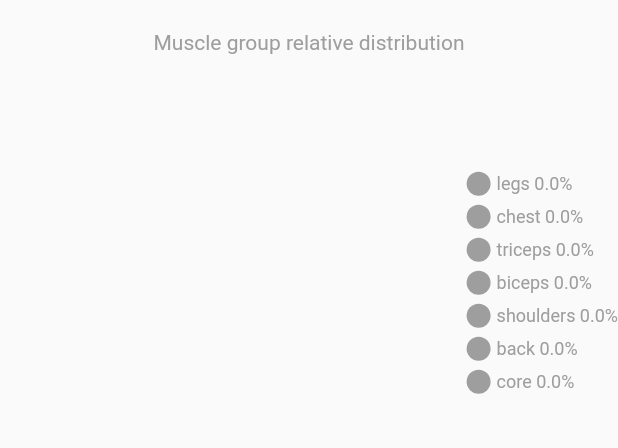
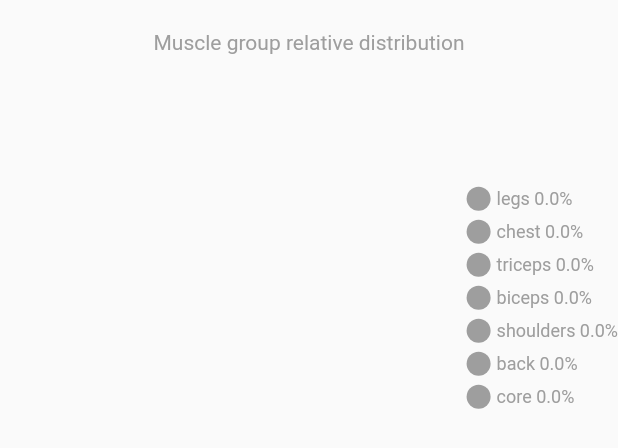
Before and after one commit to jacksondearing96/bread_basket, a Flutter app: the MuscleGroupPieChart widget shown alone on an empty page, opened directly, on a phone screen of 412 x 824 dp. Shown: the top 448 px of the screen. Run offline on Flutter 3.47's test engine with Material 2 defaults, Android fonts, the phone set to English and light mode, and no system bars; drawn by our look-alikes of fl_chart; our stand-ins replace cloud_firestore, email_validator, firebase_auth, firebase_core, flutter_spinkit; accounts and stored records are empty.

Commit message:
Optimisations for smaller sized screens (iOS).

```diff
--- a/lib/analytics/MuscleGroupPieChart.dart
+++ b/lib/analytics/MuscleGroupPieChart.dart
@@ -30,11 +30,14 @@ class _MuscleGroupPieChartState extends State<MuscleGroupPieChart> {
         children: [
           Text('Muscle group relative distribution',
               style: TextStyle(color: Constants.hintColor)),
+              SizedBox(height: 10),
           Row(
             children: <Widget>[
               Expanded(
                 child: AspectRatio(
                   aspectRatio: 1,
+                  child: Padding(
+                    padding: EdgeInsets.all(10),
                     child: PieChart(
                       PieChartData(
                           pieTouchData:
@@ -58,6 +61,7 @@ class _MuscleGroupPieChartState extends State<MuscleGroupPieChart> {
                           sectionsSpace: 0,
                           centerSpaceRadius: 40,
                           sections: showingSections()),
+                    ),
                   ),
                 ),
               ),
@@ -109,7 +113,7 @@ class _MuscleGroupPieChartState extends State<MuscleGroupPieChart> {
       // final proportionOfTotalExercises =
       //     (totalExerciseCount == 0) ? 0.0 : exerciseCount / totalExerciseCount;
       final fontSize = isTouched ? 18.0 : 12.0;
-      final radius = isTouched ? 90.0 : 70.0;
+      final radius = isTouched ? 80.0 : 60.0;
       Color color = Colors.grey;
       if (exerciseCount > 0) {
         color = colors.removeAt(0);
--- a/lib/analytics/OverallProgress.dart
+++ b/lib/analytics/OverallProgress.dart
@@ -12,7 +12,7 @@ class AxisLabelFrequencyController {
   int skipLimit = 0;
   int skipCounter = -1;
   String lastLabelSeen = '';
-  int frequencyController = 3;
+  int frequencyController = 4;
 
   init(int numberOfDataPoints) {
     skipCounter = -1;
@@ -68,7 +68,7 @@ class OverallProgressState extends State<OverallProgress> {
     widget.axisLabelFrequencyController.init(timestamps.length);
 
     return Padding(
-      padding: EdgeInsets.all(20),
+      padding: EdgeInsets.all(18),
       child: Column(children: [
         AspectRatio(
           aspectRatio: 1.23,
--- a/lib/models/performedSet.dart
+++ b/lib/models/performedSet.dart
@@ -29,7 +29,8 @@ class PerformedSet {
   }
 
   String getWeightString() {
-    String str = weight.toString();
+    String str = weight.toStringAsFixed(2);
+    str = str.replaceAll('.0', '');
     str = str.replaceAll('.0', '');
     return str;
   }
--- a/lib/screens/workout/workoutSet.dart
+++ b/lib/screens/workout/workoutSet.dart
@@ -46,13 +46,16 @@ class _WorkoutSetState extends State<WorkoutSet> {
                   width: Constants.prevSetWidth,
                   child: widget.prevSet == null
                       ? Container()
-                      : Row(children: [
+                      : FittedBox(
+                        fit: BoxFit.fitWidth,
+                        child: Row(children: [
                             widget.prevSet!.styledTypeCode(),
                             Text(
                               '${widget.prevSet!.reps} x ${widget.prevSet!.getWeightString()}kg',
                               style: TextStyle(color: Constants.hintColor),
                             ),
                           ]),
+                      ),
                 ),
                 Container(
                   width: Constants.workoutSetInputWidth,
```
Also changed, not shown: lib/analytics/TotalWeightVolumeLifted.dart (+5 -2 lines). Lines whose indentation alone changed are shown as unchanged.
